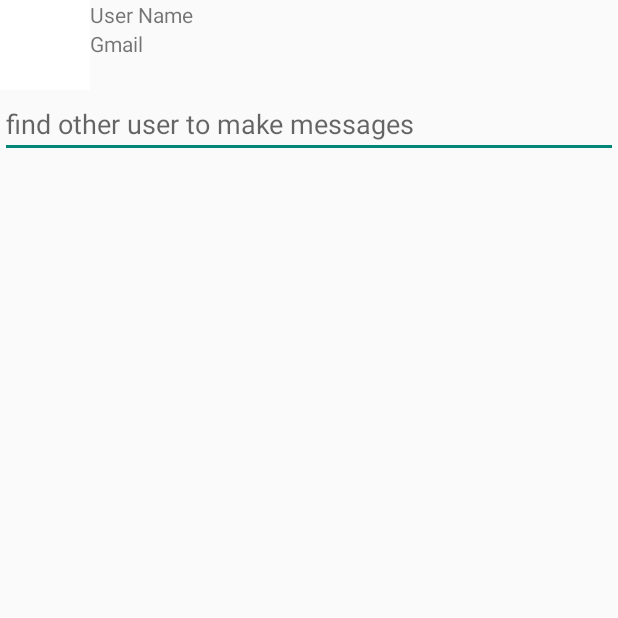
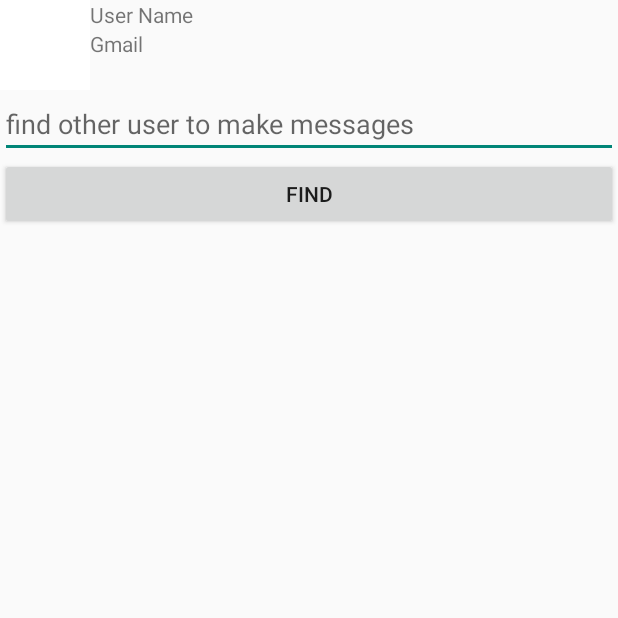
Before and after one commit to 0987196951/MyMessagingApp, an Android app: the fragment ChatListFragment shown on its own in the app's theme, on a phone screen of 412 x 824 dp, the top half of it. Run offline under Robolectric (Android 15) with nearby library versions, the phone set to English and light mode, and no system bars; 4 statements that could not run were skipped.

Commit message:
NVT made

```diff
--- a/app/src/main/res/layout/chat_list_fragment.xml
+++ b/app/src/main/res/layout/chat_list_fragment.xml
@@ -37,6 +37,11 @@
         android:layout_width="match_parent"
         android:layout_height="wrap_content"
         android:hint="@string/find_user_other"/>
+    <Button
+        android:id="@+id/findOtherUserButton"
+        android:layout_width="match_parent"
+        android:layout_height="wrap_content"
+        android:text="@string/find"/>
     <androidx.recyclerview.widget.RecyclerView
         android:id="@+id/recyclerListConversation"
         android:layout_width="match_parent"
--- a/app/src/main/res/values/strings.xml
+++ b/app/src/main/res/values/strings.xml
@@ -7,5 +7,6 @@
     <string name="user_name">User Name</string>
     <string name="gmail">Gmail</string>
     <string name="find_user_other">find other user to make messages</string>
+    <string name="find">Find</string>
 
 </resources>
```
Also changed, not shown: app/src/main/res/layout/find_other_user.xml (+10 -4 lines).
